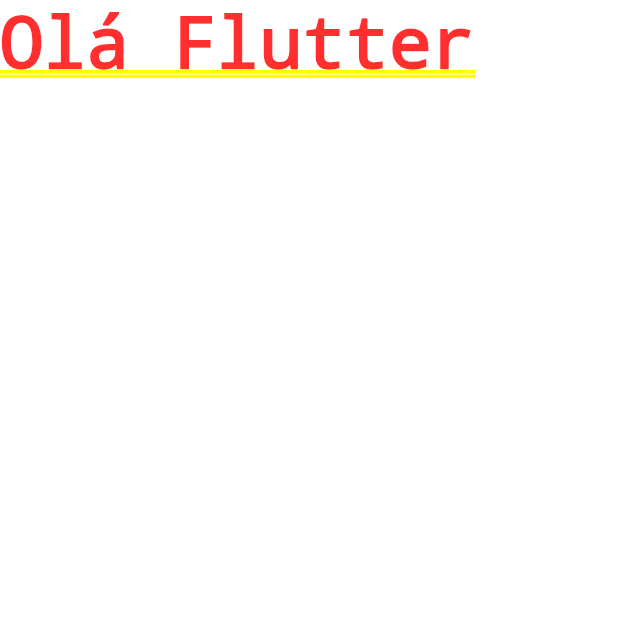
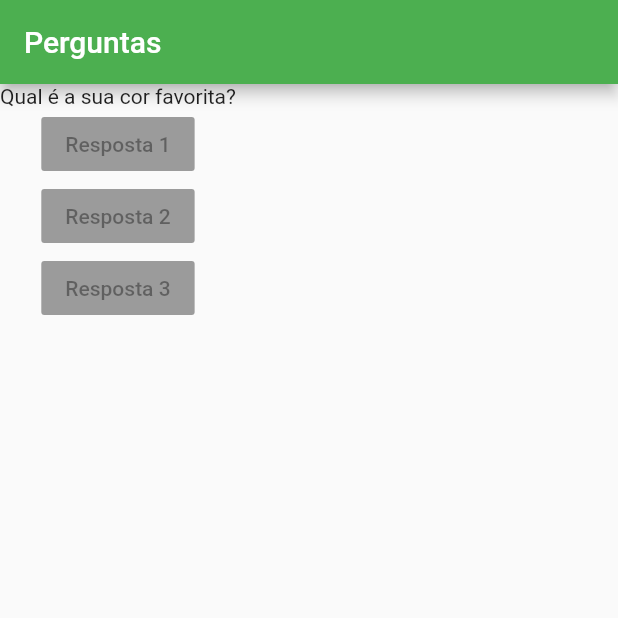
Before and after one commit to marcosdenisalves/perguntas_e_respostas, a Flutter app: the screen it shows after launch, on a phone screen of 412 x 824 dp, the top half of it. Run offline on Flutter 3.47's test engine with Material 2 defaults, Android fonts, the phone set to English and light mode, and no system bars.

Commit message:
Titulo da aplicação e criação de botões

```diff
--- a/lib/main.dart
+++ b/lib/main.dart
@@ -7,8 +7,35 @@ main() {
 class PerguntaApp extends StatelessWidget {
   @override
   Widget build(BuildContext context) {
+    final perguntas = [
+      'Qual é a sua cor favorita?',
+      'Qual é o seu animal favorito?',
+    ];
+
     return MaterialApp(
-      home: Text('Olá Flutter'),
+      home: Scaffold(
+        appBar: AppBar(
+          title: Text('Perguntas'),
+          backgroundColor: Colors.green,
+        ),
+        body: Column(
+          children: <Widget>[
+            Text(perguntas[0]),
+            RaisedButton(
+              child: Text('Resposta 1'),
+              onPressed: null,
+            ),
+            RaisedButton(
+              child: Text('Resposta 2'),
+              onPressed: null,
+            ),
+            RaisedButton(
+              child: Text('Resposta 3'),
+              onPressed: null,
+            ),
+          ],
+        ),
+      ),
     );
   }
 }
```
